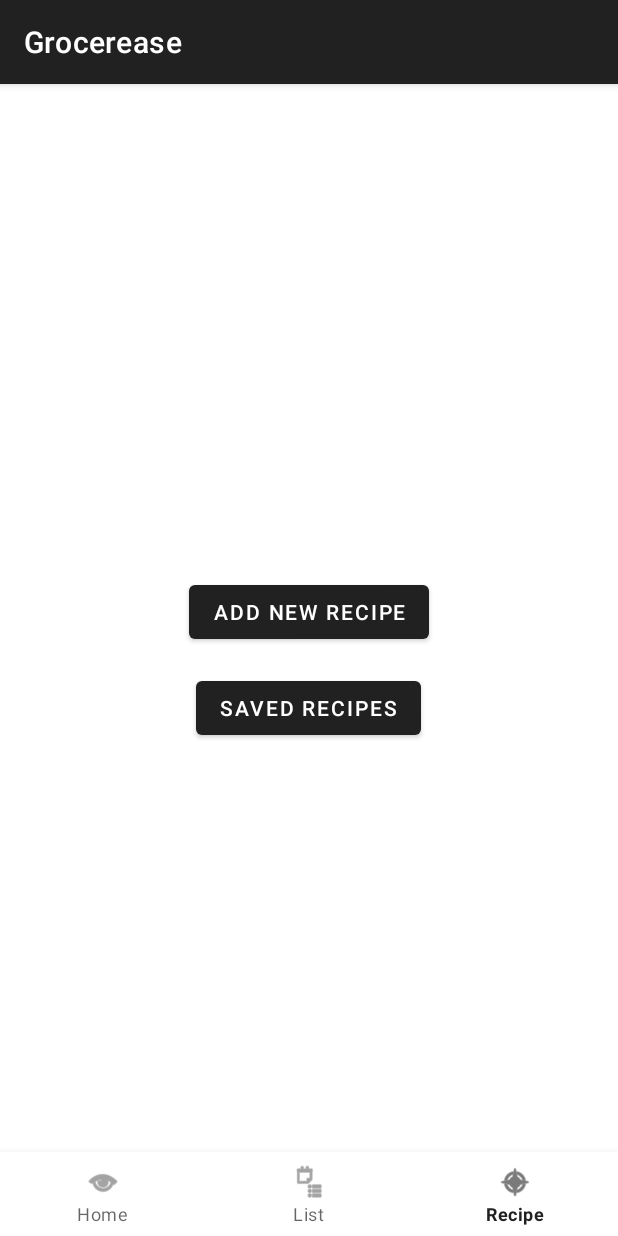
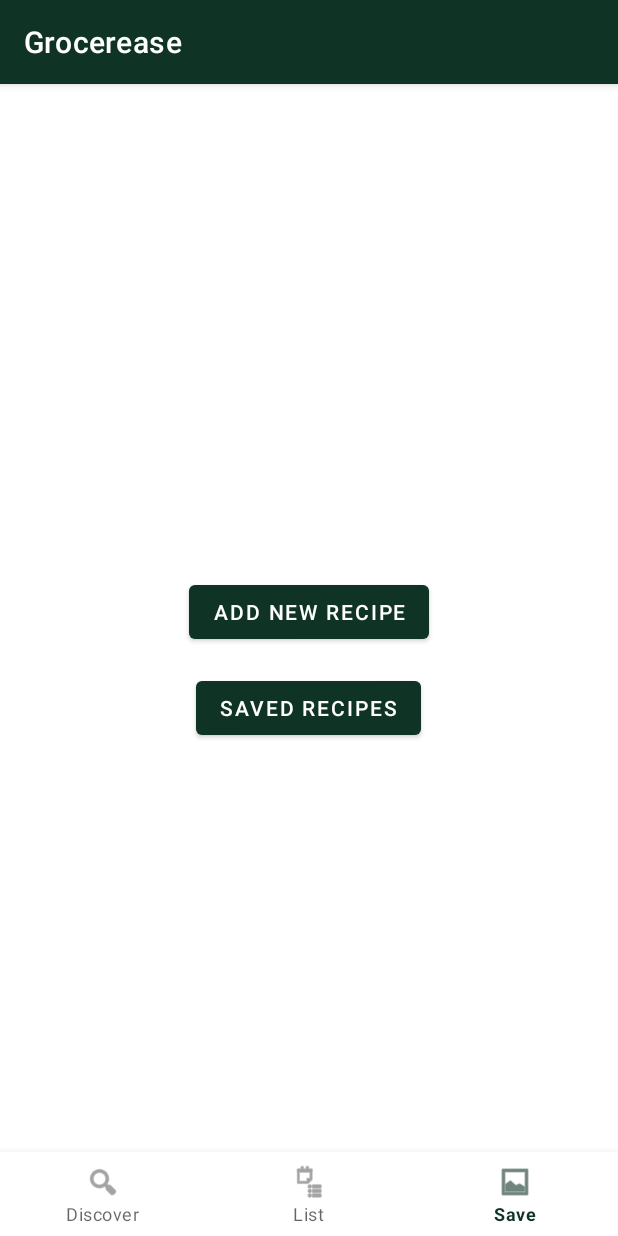
Before and after one commit to kirkto7/grocerease, an Android app built with Jetpack Compose: the screen it shows after launch (MainActivity), item 3 of the bottom bar chosen, on a phone screen of 412 x 824 dp. Run offline under Robolectric (Android 15) with nearby library versions, the phone set to English and light mode, and no system bars; our stand-ins replace Room's generated code, navigation-ui; pictures from the network do not load.

Commit message:
updated theme colors, changed bottom icons, and changed delete button to trash icons.

```diff
--- a/app/src/main/java/edu/msoe/grocerease/GroceryAdapter.kt
+++ b/app/src/main/java/edu/msoe/grocerease/GroceryAdapter.kt
@@ -5,6 +5,7 @@ import android.view.View
 import android.view.ViewGroup
 import android.widget.Button
 import android.widget.CheckBox
+import android.widget.ImageButton
 import androidx.recyclerview.widget.RecyclerView
 
 class GroceryAdapter(
@@ -14,7 +15,7 @@ class GroceryAdapter(
 
     inner class GroceryViewHolder(itemView: View) : RecyclerView.ViewHolder(itemView) {
         val checkBox: CheckBox = itemView.findViewById(R.id.groceryCheckBox)
-        val deleteButton: Button = itemView.findViewById(R.id.deleteButton)
+        val deleteButton: ImageButton = itemView.findViewById(R.id.deleteButton)
     }
 
     override fun onCreateViewHolder(parent: ViewGroup, viewType: Int): GroceryViewHolder {
--- a/app/src/main/res/menu/bottom_nav_menu.xml
+++ b/app/src/main/res/menu/bottom_nav_menu.xml
@@ -2,14 +2,14 @@
 <menu xmlns:android="http://schemas.android.com/apk/res/android">
     <item
         android:id="@+id/homeFragment"
-        android:icon="@android:drawable/ic_menu_view"
-        android:title="Home" />
+        android:icon="@android:drawable/ic_menu_search"
+        android:title="Discover" />
     <item
         android:id="@+id/listFragment"
         android:icon="@android:drawable/ic_menu_agenda"
         android:title="List" />
     <item
         android:id="@+id/recipeFragment"
-        android:icon="@android:drawable/ic_menu_compass"
-        android:title="Recipe" />
+        android:icon="@android:drawable/ic_menu_gallery"
+        android:title="Save" />
 </menu>
--- a/app/src/main/res/values/colors.xml
+++ b/app/src/main/res/values/colors.xml
@@ -7,4 +7,6 @@
     <color name="teal_700">#FF018786</color>
     <color name="black">#FF000000</color>
     <color name="white">#FFFFFFFF</color>
+    <color name="dark_green">#0F3325</color>
+
 </resources>
--- a/app/src/main/res/values/themes.xml
+++ b/app/src/main/res/values/themes.xml
@@ -1,5 +1,8 @@
 <?xml version="1.0" encoding="utf-8"?>
 <resources>
-
-    <style name="Theme.Grocerease" parent="Theme.MaterialComponents.DayNight.DarkActionBar" />
+    <style name="Theme.Grocerease" parent="Theme.MaterialComponents.DayNight.DarkActionBar">
+        <item name="colorPrimary">@color/dark_green</item>
+        <item name="colorPrimaryVariant">@color/dark_green</item>
+        <item name="colorOnPrimary">@color/white</item>
+    </style>
 </resources>
```
Also changed, not shown: app/src/main/res/layout/item_grocery.xml (+6 -2 lines).
